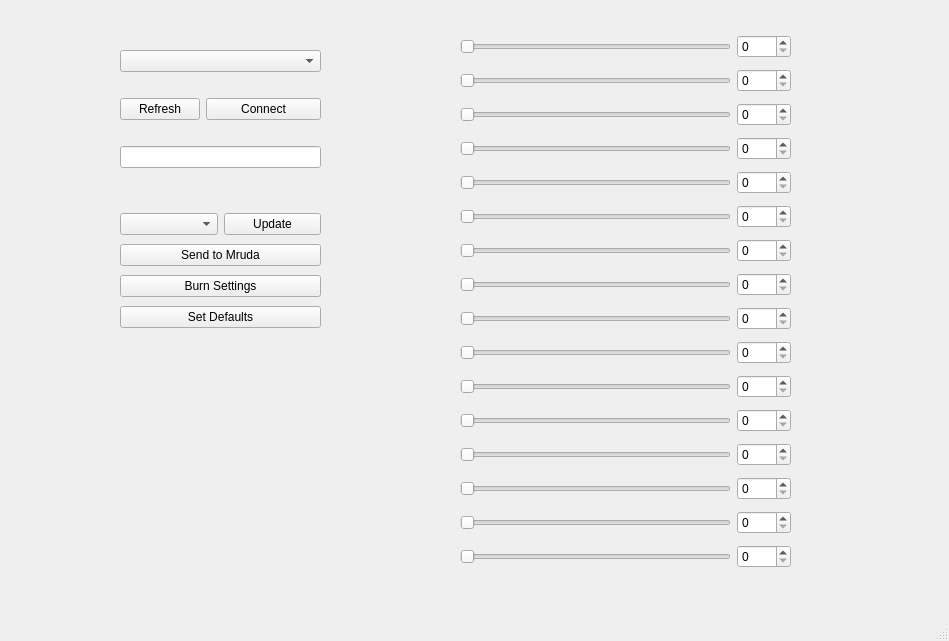
First picture: the form in GUI/other/GUI_design.ui, repository abhilash3120/Mruda, before the edit.
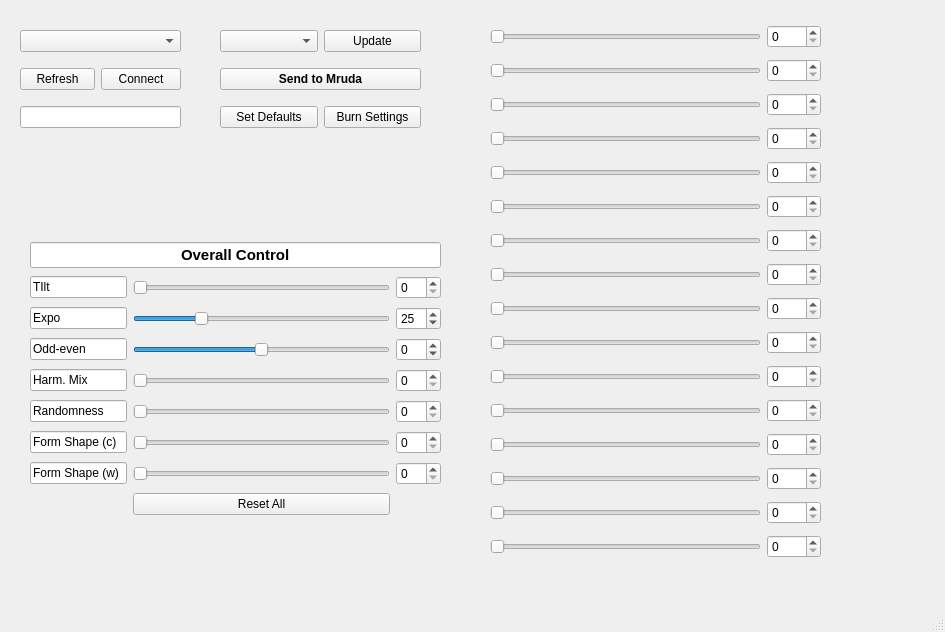
Second picture: the form after the edit.

```diff
--- a/GUI/other/GUI_design.ui
+++ b/GUI/other/GUI_design.ui
@@ -6,24 +6,27 @@
    <rect>
     <x>0</x>
     <y>0</y>
-    <width>949</width>
-    <height>641</height>
+    <width>945</width>
+    <height>632</height>
    </rect>
   </property>
   <property name="windowTitle">
-   <string>MainWindow</string>
+   <string>Mruda Editor</string>
   </property>
   <widget class="QWidget" name="centralwidget">
    <widget class="QWidget" name="gridLayoutWidget_5">
     <property name="geometry">
      <rect>
-      <x>120</x>
-      <y>210</y>
+      <x>220</x>
+      <y>20</y>
       <width>201</width>
       <height>121</height>
      </rect>
     </property>
     <layout class="QGridLayout" name="gridLayout_5">
+     <item row="0" column="0">
+      <widget class="QComboBox" name="slot_list"/>
+     </item>
      <item row="0" column="1">
       <widget class="QPushButton" name="update">
        <property name="text">
@@ -31,37 +34,39 @@
        </property>
       </widget>
      </item>
-     <item row="3" column="0" colspan="2">
+     <item row="5" column="0">
       <widget class="QPushButton" name="def_but">
        <property name="text">
         <string>Set Defaults</string>
        </property>
       </widget>
      </item>
-     <item row="0" column="0">
-      <widget class="QComboBox" name="slot_list"/>
-     </item>
-     <item row="1" column="0" colspan="2">
-      <widget class="QPushButton" name="send">
-       <property name="text">
-        <string>Send to Mruda</string>
-       </property>
-      </widget>
-     </item>
-     <item row="2" column="0" colspan="2">
+     <item row="5" column="1">
       <widget class="QPushButton" name="flash">
        <property name="text">
         <string>Burn Settings</string>
        </property>
       </widget>
      </item>
+     <item row="4" column="0" colspan="2">
+      <widget class="QPushButton" name="send">
+       <property name="font">
+        <font>
+         <bold>true</bold>
+        </font>
+       </property>
+       <property name="text">
+        <string>Send to Mruda</string>
+       </property>
+      </widget>
+     </item>
     </layout>
    </widget>
    <widget class="QWidget" name="gridLayoutWidget_2">
     <property name="geometry">
      <rect>
-      <x>460</x>
-      <y>30</y>
+      <x>490</x>
+      <y>20</y>
       <width>331</width>
       <height>551</height>
      </rect>
@@ -344,10 +349,10 @@
    <widget class="QWidget" name="gridLayoutWidget">
     <property name="geometry">
      <rect>
-      <x>120</x>
-      <y>30</y>
-      <width>201</width>
-      <height>160</height>
+      <x>20</x>
+      <y>20</y>
+      <width>161</width>
+      <height>121</height>
      </rect>
     </property>
     <layout class="QGridLayout" name="gridLayout">
@@ -373,13 +378,228 @@
      </item>
     </layout>
    </widget>
+   <widget class="QWidget" name="gridLayoutWidget_3">
+    <property name="geometry">
+     <rect>
+      <x>30</x>
+      <y>240</y>
+      <width>411</width>
+      <height>281</height>
+     </rect>
+    </property>
+    <layout class="QGridLayout" name="gridLayout_3" columnstretch="3,8,1">
+     <item row="4" column="0">
+      <widget class="QLineEdit" name="lineEdit_3">
+       <property name="text">
+        <string>Harm. Mix</string>
+       </property>
+       <property name="readOnly">
+        <bool>true</bool>
+       </property>
+      </widget>
+     </item>
+     <item row="5" column="2">
+      <widget class="QSpinBox" name="e_randomness"/>
+     </item>
+     <item row="1" column="1">
+      <widget class="QSlider" name="tilt">
+       <property name="orientation">
+        <enum>Qt::Horizontal</enum>
+       </property>
+      </widget>
+     </item>
+     <item row="3" column="1">
+      <widget class="QSlider" name="oe">
+       <property name="minimum">
+        <number>-50</number>
+       </property>
+       <property name="maximum">
+        <number>50</number>
+       </property>
+       <property name="orientation">
+        <enum>Qt::Horizontal</enum>
+       </property>
+      </widget>
+     </item>
+     <item row="1" column="2">
+      <widget class="QSpinBox" name="e_tilt"/>
+     </item>
+     <item row="7" column="2">
+      <widget class="QSpinBox" name="e_fs_w">
+       <property name="maximum">
+        <number>16</number>
+       </property>
+      </widget>
+     </item>
+     <item row="0" column="0" colspan="3">
+      <widget class="QLineEdit" name="lineEdit_6">
+       <property name="font">
+        <font>
+         <pointsize>11</pointsize>
+         <bold>true</bold>
+        </font>
+       </property>
+       <property name="text">
+        <string>Overall Control</string>
+       </property>
+       <property name="cursorPosition">
+        <number>15</number>
+       </property>
+       <property name="alignment">
+        <set>Qt::AlignCenter</set>
+       </property>
+       <property name="readOnly">
+        <bool>true</bool>
+       </property>
+      </widget>
+     </item>
+     <item row="3" column="2">
+      <widget class="QSpinBox" name="e_oe">
+       <property name="minimum">
+        <number>-50</number>
+       </property>
+       <property name="maximum">
+        <number>50</number>
+       </property>
+      </widget>
+     </item>
+     <item row="6" column="2">
+      <widget class="QSpinBox" name="e_fs_c">
+       <property name="maximum">
+        <number>16</number>
+       </property>
+      </widget>
+     </item>
+     <item row="5" column="0">
+      <widget class="QLineEdit" name="lineEdit_4">
+       <property name="text">
+        <string>Randomness</string>
+       </property>
+       <property name="readOnly">
+        <bool>true</bool>
+       </property>
+      </widget>
+     </item>
+     <item row="2" column="0">
+      <widget class="QLineEdit" name="lineEdit_8">
+       <property name="text">
+        <string>Expo</string>
+       </property>
+      </widget>
+     </item>
+     <item row="4" column="2">
+      <widget class="QSpinBox" name="e_ham_mix"/>
+     </item>
+     <item row="6" column="1">
+      <widget class="QSlider" name="fs_c">
+       <property name="maximum">
+        <number>16</number>
+       </property>
+       <property name="orientation">
+        <enum>Qt::Horizontal</enum>
+       </property>
+      </widget>
+     </item>
+     <item row="3" column="0">
+      <widget class="QLineEdit" name="lineEdit_2">
+       <property name="text">
+        <string>Odd-even</string>
+       </property>
+       <property name="readOnly">
+        <bool>true</bool>
+       </property>
+      </widget>
+     </item>
+     <item row="2" column="2">
+      <widget class="QSpinBox" name="e_expo">
+       <property name="maximum">
+        <number>99</number>
+       </property>
+       <property name="value">
+        <number>25</number>
+       </property>
+      </widget>
+     </item>
+     <item row="1" column="0">
+      <widget class="QLineEdit" name="lineEdit">
+       <property name="text">
+        <string>TIlt</string>
+       </property>
+       <property name="readOnly">
+        <bool>true</bool>
+       </property>
+      </widget>
+     </item>
+     <item row="4" column="1">
+      <widget class="QSlider" name="ham_mix">
+       <property name="orientation">
+        <enum>Qt::Horizontal</enum>
+       </property>
+      </widget>
+     </item>
+     <item row="6" column="0">
+      <widget class="QLineEdit" name="lineEdit_5">
+       <property name="text">
+        <string>Form Shape (c)</string>
+       </property>
+       <property name="readOnly">
+        <bool>true</bool>
+       </property>
+      </widget>
+     </item>
+     <item row="7" column="1">
+      <widget class="QSlider" name="fs_w">
+       <property name="maximum">
+        <number>16</number>
+       </property>
+       <property name="orientation">
+        <enum>Qt::Horizontal</enum>
+       </property>
+      </widget>
+     </item>
+     <item row="5" column="1">
+      <widget class="QSlider" name="randomness">
+       <property name="orientation">
+        <enum>Qt::Horizontal</enum>
+       </property>
+      </widget>
+     </item>
+     <item row="2" column="1">
+      <widget class="QSlider" name="expo">
+       <property name="value">
+        <number>25</number>
+       </property>
+       <property name="orientation">
+        <enum>Qt::Horizontal</enum>
+       </property>
+      </widget>
+     </item>
+     <item row="7" column="0">
+      <widget class="QLineEdit" name="lineEdit_7">
+       <property name="text">
+        <string>Form Shape (w)</string>
+       </property>
+       <property name="readOnly">
+        <bool>true</bool>
+       </property>
+      </widget>
+     </item>
+     <item row="8" column="1">
+      <widget class="QPushButton" name="reset_dist">
+       <property name="text">
+        <string>Reset All</string>
+       </property>
+      </widget>
+     </item>
+    </layout>
+   </widget>
   </widget>
   <widget class="QMenuBar" name="menubar">
    <property name="geometry">
     <rect>
      <x>0</x>
      <y>0</y>
-     <width>949</width>
+     <width>945</width>
      <height>22</height>
     </rect>
    </property>
```
